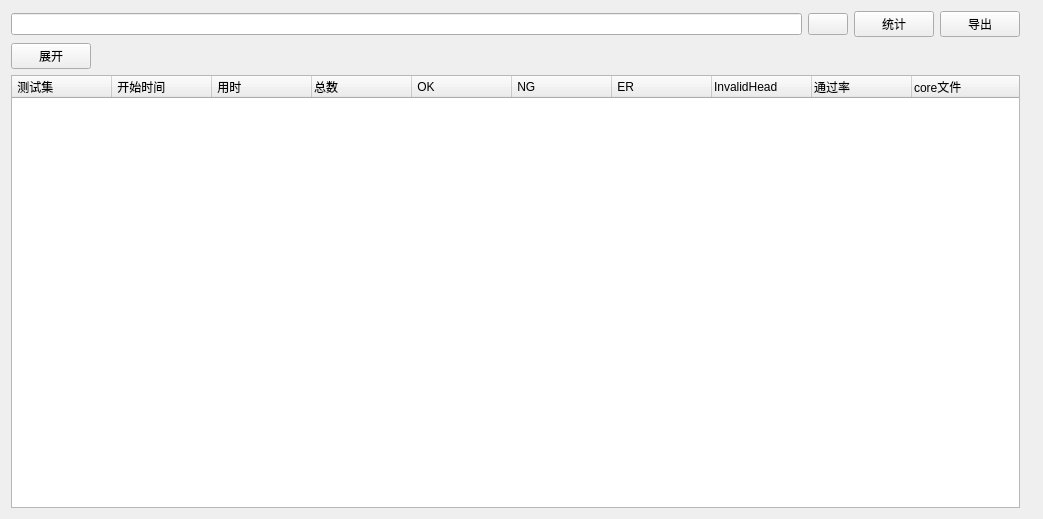
Qt form loganalysis.ui (SakuraMYK/AutoMationTools) before a commit.
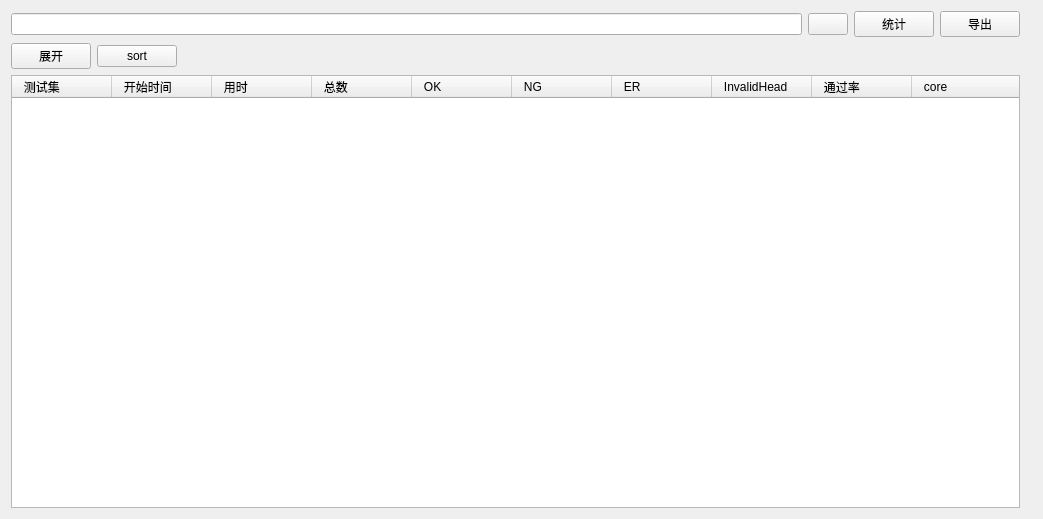
The same form after that commit. Icons and pictures are not drawn.

Commit message: 添加了统计排序功能，修复了因为排序使得总计也牵连参与排序的bug，为所有子item添加了对应状态的图标，并且同步更新开始时间，修复了很多openXML的bug，待处理的，unfinished状态的如何展示，目前还没想好，可能后续会直接添加到总计地下多一行，用来专门计算unfinished的脚本数量的

Diff of the .ui file:
```diff
--- a/loganalysis.ui
+++ b/loganalysis.ui
@@ -59,6 +59,13 @@
            </property>
           </widget>
          </item>
+         <item>
+          <widget class="QPushButton" name="pushButton_Sort">
+           <property name="text">
+            <string>sort</string>
+           </property>
+          </widget>
+         </item>
          <item>
           <spacer name="horizontalSpacer">
            <property name="orientation">
@@ -96,52 +103,52 @@
          </attribute>
          <column>
           <property name="text">
-           <string> 测试集 </string>
+           <string>   测试集   </string>
           </property>
          </column>
          <column>
           <property name="text">
-           <string> 开始时间 </string>
+           <string>   开始时间  </string>
           </property>
          </column>
          <column>
           <property name="text">
-           <string> 用时 </string>
+           <string>   用时   </string>
           </property>
          </column>
          <column>
           <property name="text">
-           <string>总数</string>
+           <string>   总数  </string>
           </property>
          </column>
          <column>
           <property name="text">
-           <string> OK </string>
+           <string>   OK   </string>
           </property>
          </column>
          <column>
           <property name="text">
-           <string> NG </string>
+           <string>   NG   </string>
           </property>
          </column>
          <column>
           <property name="text">
-           <string> ER </string>
+           <string>   ER   </string>
           </property>
          </column>
          <column>
           <property name="text">
-           <string>InvalidHead</string>
+           <string>   InvalidHead  </string>
           </property>
          </column>
          <column>
           <property name="text">
-           <string>通过率</string>
+           <string>   通过率  </string>
           </property>
          </column>
          <column>
           <property name="text">
-           <string>core文件</string>
+           <string>   core   </string>
           </property>
          </column>
          <column>
```
The commit also changes 11 other files.
